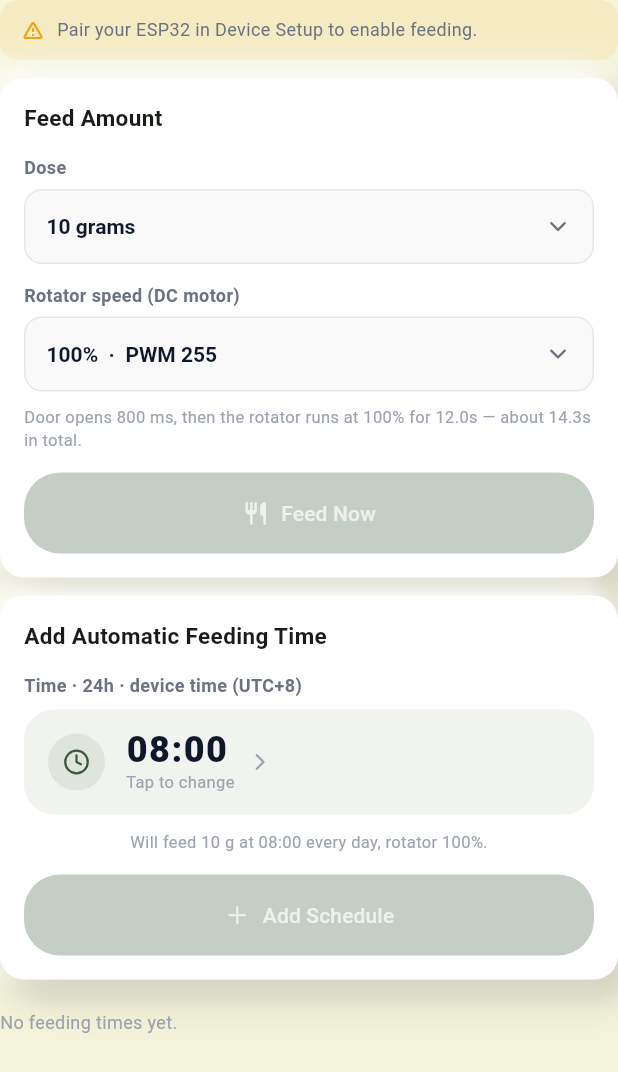
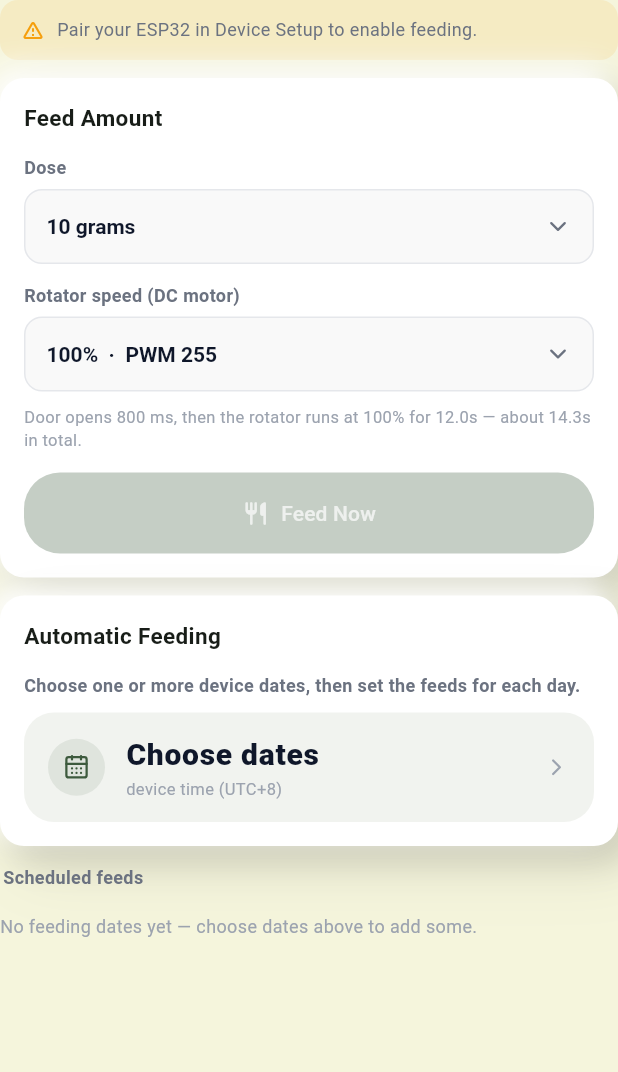
Before and after one commit to Eorico/Crx-Pulse-App, a Flutter app: the LocalFeedingSection widget shown alone on an empty page, opened directly, on a phone screen of 412 x 824 dp. Shown: the top 1072 px of the screen. Run offline on Flutter 3.47's test engine with Material 3 defaults, Android fonts, the phone set to English and light mode, and no system bars; our stand-ins replace font_awesome_flutter, lottie, lucide_icons_flutter, sqflite, supabase_flutter; accounts and stored records are empty; network calls fail.

Commit message:
feat: date-grouped feeding overview and combined card

```diff
--- a/lib/services/local_feeding_provider.dart
+++ b/lib/services/local_feeding_provider.dart
@@ -19,6 +19,10 @@ class FeedingSchedule {
   /// every day.
   final String? feedDate;
 
+  /// The device this row belongs to. Null on older rows, which the active
+  /// device inherits.
+  final String? deviceId;
+
   const FeedingSchedule({
     required this.id,
     required this.time,
@@ -26,6 +30,7 @@ class FeedingSchedule {
     required this.rotatorPwm,
     required this.active,
     this.feedDate,
+    this.deviceId,
   });
 
   bool get isDaily => feedDate == null;
@@ -46,6 +51,17 @@ class LocalFeedingProvider extends ChangeNotifier {
   StreamSubscription<List<Map<String, dynamic>>>? _sub;
 
   String? get _uid => _sb.auth.currentUser?.id;
+
+  /// Rows for [deviceId] only. Rows with no device id predate the column and
+  /// are treated as belonging to whichever device is active. The stream
+  /// itself is scoped by user, not device, so the UI must call this before
+  /// showing or validating schedules.
+  List<FeedingSchedule> schedulesForDevice(String? deviceId) =>
+      deviceId == null
+          ? const []
+          : schedules
+              .where((s) => s.deviceId == null || s.deviceId == deviceId)
+              .toList();
 
   /// Named fetchSchedules() so the call site keeps working; it opens a
   /// live stream of this user's schedules.
@@ -73,6 +89,7 @@ class LocalFeedingProvider extends ChangeNotifier {
                 FirmwareSpec.rotatorDefaultPwm,
             active: m['active'] as bool? ?? true,
             feedDate: m['feed_date'] as String?,
+            deviceId: m['device_id'] as String?,
           )).toList();
       isLoading = false;
       notifyListeners();
--- a/lib/widgets/feeding_section.dart
+++ b/lib/widgets/feeding_section.dart
@@ -2,9 +2,13 @@ import 'package:flutter/material.dart';
 import 'package:provider/provider.dart';
 import 'package:lucide_icons_flutter/lucide_icons.dart';
 import '../core/theme.dart';
+import '../core/feeding_schedule.dart';
 import '../core/firmware_spec.dart';
 import '../services/local_feeding_provider.dart';
 import '../services/device_provider.dart';
+import 'feeding_calendar.dart';
+import 'feeding_date_editor.dart';
+import 'feeding_overview.dart';
 import 'motion.dart';
 
 /// Feeding controls, Supabase-backed:
@@ -14,8 +18,8 @@ import 'motion.dart';
 ///   - a ROTATOR SPEED dropdown — the five PWM levels setMotor1() was
 ///     bench-tested at, from [FirmwareSpec.rotatorSpeeds]
 ///   - "Feed Now" inserts a one-shot `feed_now` command row
-///   - a time picker + "Add Schedule" adds automatic feeding times
-///   - each schedule row has an on/off toggle and delete
+///   - "Choose dates" opens the calendar, then the per-date feed editor
+///   - the overview groups saved feeds by date for editing and deletion
 ///
 /// Everything writes to Supabase under the signed-in user, tagged with
 /// the paired device id, and the ESP32 reads it directly over PostgREST
@@ -34,13 +38,9 @@ class LocalFeedingSection extends StatefulWidget {
 }
 
 class _LocalFeedingSectionState extends State<LocalFeedingSection> {
-  TimeOfDay _time = const TimeOfDay(hour: 8, minute: 0);
   int _grams = 10;
   int _rotatorPwm = FirmwareSpec.rotatorDefaultPwm;
   bool _sending = false;
-
-  String get _timeText =>
-      '${_time.hour.toString().padLeft(2, '0')}:${_time.minute.toString().padLeft(2, '0')}';
 
   @override
   void initState() {
@@ -50,37 +50,26 @@ class _LocalFeedingSectionState extends State<LocalFeedingSection> {
     });
   }
 
-  Future<void> _pickTime() async {
-    final picked = await showTimePicker(
-      context: context,
-      initialTime: _time,
-      initialEntryMode: TimePickerEntryMode.dial,
-      helpText: 'FEEDING TIME (${FirmwareSpec.deviceTimezoneLabel.toUpperCase()})',
-      // The app's global inputDecorationTheme was leaking into the
-      // picker's hour/minute fields and mangling them — see
-      // AppTheme.timePickerBuilder for the detail.
-      builder: AppTheme.timePickerBuilder,
+  Future<void> _onChooseDates(String deviceId) async {
+    final dates = await showFeedingCalendar(
+      context,
+      initialMode: FeedingCalendarMode.multiple,
     );
-    if (picked != null && mounted) setState(() => _time = picked);
-  }
+    if (dates == null || dates.isEmpty || !mounted) return;
 
-  Future<void> _onAdd(String deviceId) async {
-    final duplicate = context
-        .read<LocalFeedingProvider>()
-        .schedules
-        .any((s) => s.time == _timeText);
-    if (duplicate) {
-      _toast('There is already a schedule at $_timeText');
-      return;
-    }
+    final provider = context.read<LocalFeedingProvider>();
+    final result = await showFeedingDateEditor(
+      context,
+      dates: dates,
+      initialByDate: {for (final date in dates) date: <FeedingDraft>[]},
+      existing: provider.schedulesForDevice(deviceId),
+    );
+    if (result == null || !mounted) return;
 
-    await context.read<LocalFeedingProvider>().createSchedule(
-          deviceId,
-          _timeText,
-          _grams,
-          rotatorPwm: _rotatorPwm,
-        );
-    _toast('Schedule added — ${_grams}g at $_timeText');
+    final drafts = result.values.expand((rows) => rows).toList();
+    if (drafts.isEmpty) return;
+    await context.read<LocalFeedingProvider>().createSchedules(deviceId, drafts);
+    _toast('Added ${drafts.length} feed${drafts.length == 1 ? '' : 's'}');
   }
 
   Future<void> _onFeedNow(String deviceId) async {
@@ -104,7 +93,6 @@ class _LocalFeedingSectionState extends State<LocalFeedingSection> {
 
   @override
   Widget build(BuildContext context) {
-    final feeding = context.watch<LocalFeedingProvider>();
     final device = context.watch<DeviceProvider>();
     final deviceId = device.deviceId;
     final paired = deviceId != null;
@@ -189,88 +177,21 @@ class _LocalFeedingSectionState extends State<LocalFeedingSection> {
 
         const SizedBox(height: 12),
 
-        // ── Add a scheduled time ──
+        // ── Choose dates for automatic feeding ──
         _Card(
-          title: 'Add Automatic Feeding Time',
+          title: 'Automatic Feeding',
           children: [
-            const Text('Time · 24h · ${FirmwareSpec.deviceTimezoneLabel}',
+            const Text(
+              'Choose one or more device dates, then set the feeds for each day.',
               style: TextStyle(
                   color: AppColors.textSecondary,
                   fontSize: 12,
-                    fontWeight: FontWeight.w600)),
-            const SizedBox(height: 8),
-            _TimeField(time: _timeText, onTap: _pickTime),
+                  fontWeight: FontWeight.w600),
+            ),
             const SizedBox(height: 10),
-            SwapIn(
-              swapKey: '$_grams-$_rotatorPwm-$_timeText',
-              duration: AppMotion.fast,
-              child: Text(
-                'Will feed $_grams g at $_timeText every day, '
-                'rotator ${FirmwareSpec.rotatorSpeedForPwm(_rotatorPwm).label}.',
-                style: const TextStyle(color: AppColors.textMuted, fontSize: 11),
-              ),
-            ),
-            const SizedBox(height: 14),
-            SizedBox(
-              width: double.infinity,
-              child: ElevatedButton.icon(
-                onPressed: paired ? () => _onAdd(deviceId) : null,
-                icon: const Icon(LucideIcons.plus, size: 18),
-                label: const Text('Add Schedule'),
-              ),
-            ),
-          ],
-        ),
-
-        const SizedBox(height: 12),
-
-        // ── Schedule list ──
-        AnimatedSize(
-          duration: AppMotion.normal,
-          curve: AppMotion.smooth,
-          alignment: Alignment.topCenter,
-          child: feeding.isLoading
-              ? const Padding(
-                  padding: EdgeInsets.all(16),
-                  child: Center(child: CircularProgressIndicator(color: AppColors.primary)))
-              : feeding.schedules.isEmpty
-                  ? const Padding(
-                      padding: EdgeInsets.symmetric(vertical: 8),
-                      child: Text('No feeding times yet.',
-                          style: TextStyle(color: AppColors.textMuted, fontSize: 12)),
-                    )
-                  : Column(
-                      crossAxisAlignment: CrossAxisAlignment.stretch,
-                      children: FadeSlideIn.stagger(
-                        [
-                          for (final s in feeding.schedules)
-                            _ScheduleRow(key: ValueKey(s.id), schedule: s),
-                        ],
-                        from: const Offset(-0.08, 0),
-                      ),
-                    ),
-        ),
-      ],
-    );
-  }
-}
-
-/// The time trigger.
-///
-/// Laid out as a two-line block rather than one cramped row: the old
-/// version put an icon, an 18px bold time, a Spacer and an 11px "Tap to
-/// change" on a single line inside a padded well, which left the hint
-/// fighting the time for space on a narrow phone. Now the time owns its
-/// line and the hint sits under it, so neither can be squeezed.
-class _TimeField extends StatelessWidget {
-  final String time;
-  final VoidCallback onTap;
-  const _TimeField({required this.time, required this.onTap});
-
-  @override
-  Widget build(BuildContext context) {
-    return PressableScale(
-      onTap: onTap,
+            PressableScale(
+              key: const Key('feeding-choose-dates'),
+              onTap: paired ? () => _onChooseDates(deviceId) : null,
               pressedScale: 0.985,
               child: Container(
                 padding: const EdgeInsets.symmetric(horizontal: 16, vertical: 14),
@@ -287,46 +208,50 @@ class _TimeField extends StatelessWidget {
                         color: AppColors.primary.withValues(alpha: 0.10),
                         shape: BoxShape.circle,
                       ),
-              child: const Icon(LucideIcons.clock, size: 18, color: AppColors.primary),
+                      child: const Icon(LucideIcons.calendarDays,
+                          size: 18, color: AppColors.primary),
                     ),
                     const SizedBox(width: 14),
-            // Flexible, so a long locale string can never overflow the
-            // row — it ellipsises instead.
-            Flexible(
+                    const Expanded(
                       child: Column(
                         crossAxisAlignment: CrossAxisAlignment.start,
                         mainAxisSize: MainAxisSize.min,
                         children: [
-                  SwapIn(
-                    swapKey: time,
-                    duration: AppMotion.fast,
-                    child: Text(
-                      time,
+                          Text(
+                            'Choose dates',
                             maxLines: 1,
                             overflow: TextOverflow.ellipsis,
-                      style: const TextStyle(
-                        fontSize: 24,
+                            style: TextStyle(
+                              fontSize: 20,
                               fontWeight: FontWeight.w900,
                               color: AppColors.textPrimary,
-                        letterSpacing: 1,
-                        height: 1.1,
+                              letterSpacing: 0.5,
                             ),
                           ),
-                  ),
-                  const Text(
-                    'Tap to change',
+                          Text(
+                            FirmwareSpec.deviceTimezoneLabel,
                             maxLines: 1,
                             overflow: TextOverflow.ellipsis,
-                    style: TextStyle(color: AppColors.textMuted, fontSize: 11),
+                            style: TextStyle(
+                                color: AppColors.textMuted, fontSize: 11),
                           ),
                         ],
                       ),
                     ),
-            const SizedBox(width: 8),
-            const Icon(LucideIcons.chevronRight, size: 18, color: AppColors.textMuted),
+                    const Icon(LucideIcons.chevronRight,
+                        size: 18, color: AppColors.textMuted),
                   ],
                 ),
               ),
+            ),
+          ],
+        ),
+
+        const SizedBox(height: 12),
+
+        // ── Saved feeds, grouped by date ──
+        const FeedingOverview(),
+      ],
     );
   }
 }
@@ -451,79 +376,3 @@ class _DeviceNote extends StatelessWidget {
         ]),
       );
 }
-
-/// One schedule row. Swipe it away to delete, toggle to pause — both
-/// routes go to the same provider, and the row dims while paused so an
-/// inactive schedule is obvious at a glance.
-class _ScheduleRow extends StatelessWidget {
-  final FeedingSchedule schedule;
-  const _ScheduleRow({super.key, required this.schedule});
-
-  @override
-  Widget build(BuildContext context) {
-    final provider = context.read<LocalFeedingProvider>();
-    final speed = FirmwareSpec.rotatorSpeedForPwm(schedule.rotatorPwm);
-
-    return Dismissible(
-      key: ValueKey('dismiss-${schedule.id}'),
-      direction: DismissDirection.endToStart,
-      onDismissed: (_) => provider.deleteSchedule(schedule.id),
-      background: Container(
-        margin: const EdgeInsets.only(bottom: 10),
-        padding: const EdgeInsets.symmetric(horizontal: 20),
-        alignment: Alignment.centerRight,
-        decoration: BoxDecoration(
-            color: AppColors.danger, borderRadius: BorderRadius.circular(14)),
-        child: const Icon(LucideIcons.trash2, color: Colors.white, size: 20),
-      ),
-      child: AnimatedOpacity(
-        duration: AppMotion.normal,
-        opacity: schedule.active ? 1.0 : 0.55,
-        child: Container(
-          margin: const EdgeInsets.only(bottom: 10),
-          padding: const EdgeInsets.fromLTRB(14, 6, 6, 6),
-          decoration: BoxDecoration(
-              color: Colors.white,
-              borderRadius: BorderRadius.circular(14),
-              boxShadow: AppShadows.card),
-          child: Row(
-            children: [
-              Expanded(
-                child: Column(
-                  crossAxisAlignment: CrossAxisAlignment.start,
-                  mainAxisSize: MainAxisSize.min,
-                  children: [
-                    Text(schedule.time,
-                        style: const TextStyle(
-                            fontWeight: FontWeight.w800,
-                            fontSize: 15,
-                            letterSpacing: 0.3)),
-                    Text(
-                      '${schedule.grams}g · rotator ${speed.label}',
-                      maxLines: 1,
-                      overflow: TextOverflow.ellipsis,
-                      style: const TextStyle(
-                          color: AppColors.textMuted,
-                          fontWeight: FontWeight.w600,
-                          fontSize: 11),
-                    ),
-                  ],
-                ),
-              ),
-              Switch(
-                value: schedule.active,
-                activeThumbColor: AppColors.primary,
-                onChanged: (v) => provider.toggleSchedule(schedule.id, v),
-              ),
-              IconButton(
-                icon: const Icon(LucideIcons.trash2, color: AppColors.danger, size: 18),
-                onPressed: () => provider.deleteSchedule(schedule.id),
-                tooltip: 'Delete schedule',
-              ),
-            ],
-          ),
-        ),
-      ),
-    );
-  }
-}
```
Also changed, not shown: lib/widgets/feeding_overview.dart (added, +316 -0 lines), 1 other file. Lines whose indentation alone changed are shown as unchanged.
